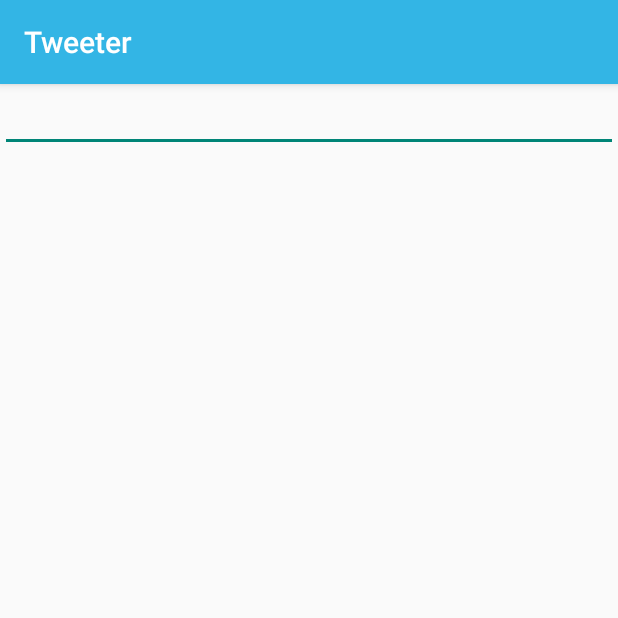
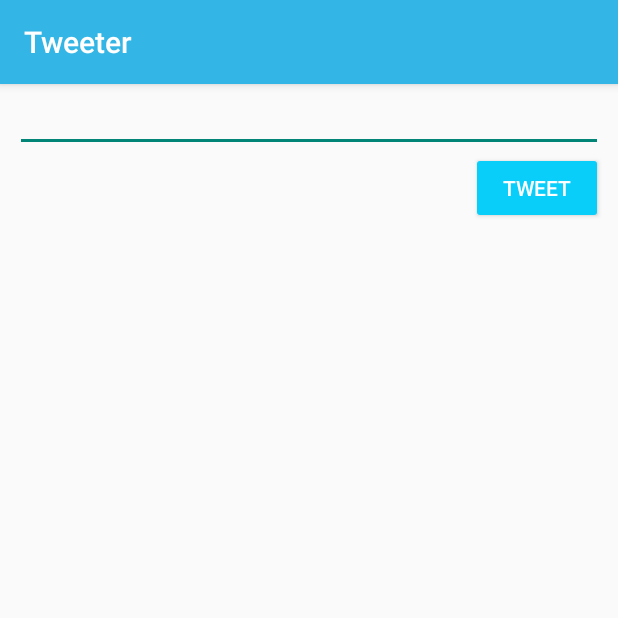
Before and after one commit to liangelali/MySimpleTwitter, an Android app: the ComposeActivity screen opened directly, with no data from a screen before it, on a phone screen of 412 x 824 dp, the top half of it. Run offline under Robolectric (Android 15) with nearby library versions, the phone set to English and light mode, and no system bars; libraries missing offline, so code that uses them is left out: com.loopj.android, com.raizlabs.android, cz.msebera.android, org.parceler; 1 statement that could not run was skipped.

```diff
--- a/app/build.gradle
+++ b/app/build.gradle
@@ -47,5 +47,7 @@ dependencies {
     compile 'com.android.support.constraint:constraint-layout:1.0.2'
     compile 'com.android.support:recyclerview-v7:25.3.1'
     compile 'jp.wasabeef:glide-transformations:2.0.2'
+    compile 'org.parceler:parceler-api:1.1.6'
+    annotationProcessor 'org.parceler:parceler:1.1.6'
     compile 'jp.co.cyberagent.android.gpuimage:gpuimage-library:1.4.1'
 }
--- a/app/src/main/java/com/codepath/apps/restclienttemplate/ComposeActivity.java
+++ b/app/src/main/java/com/codepath/apps/restclienttemplate/ComposeActivity.java
@@ -1,7 +1,23 @@
 package com.codepath.apps.restclienttemplate;
 
+import android.content.Intent;
 import android.os.Bundle;
 import android.support.v7.app.AppCompatActivity;
+import android.util.Log;
+import android.view.View;
+import android.widget.EditText;
+
+import com.codepath.apps.restclienttemplate.models.Tweet;
+import com.loopj.android.http.JsonHttpResponseHandler;
+
+import org.json.JSONArray;
+import org.json.JSONException;
+import org.json.JSONObject;
+import org.parceler.Parcels;
+
+import cz.msebera.android.httpclient.Header;
+
+import static com.codepath.apps.restclienttemplate.TwitterApp.getRestClient;
 
 public class ComposeActivity extends AppCompatActivity {
 
@@ -9,6 +25,75 @@ public class ComposeActivity extends AppCompatActivity {
     protected void onCreate(Bundle savedInstanceState) {
         super.onCreate(savedInstanceState);
         setContentView(R.layout.activity_compose);
-        TwitterClient client = TwitterApp.getRestClient();
+        TwitterClient client = getRestClient();
     }
+
+    public void createTweet(View view) {
+
+        TwitterClient client = getRestClient();
+        EditText et_simple = (EditText) findViewById(R.id.et_simple);
+        Intent data = new Intent();
+        data.putExtra("tweet", et_simple.getText().toString());
+        client.sendTweet(et_simple.getText().toString(), new JsonHttpResponseHandler() {
+
+            @Override
+            public void onSuccess(int statusCode, Header[] headers, JSONObject response)
+            {
+                try {
+                    Tweet tweet = Tweet.fromJSON(response);
+
+                    Intent intent = new Intent();
+                    intent.putExtra("tweet", Parcels.wrap(tweet));
+                    setResult(RESULT_OK, intent);
+                    finish();
+                }
+                catch (JSONException e) {
+                    e.printStackTrace();
+                }
+
+                Intent data = new Intent(ComposeActivity.this, TimelineActivity.class);
+
+                Log.d("TwitterClient", response.toString());
+            }
+
+            @Override
+            public void onFailure(int statusCode, Header[] headers, String responseString, Throwable throwable) {
+                Log.d("TwitterClient", responseString);
+                throwable.printStackTrace();
+            }
+
+            @Override
+            public void onFailure(int statusCode, Header[] headers, Throwable throwable, JSONObject errorResponse) {
+                Log.d("TwitterClient", errorResponse.toString());
+                throwable.printStackTrace();
+            }
+
+            @Override
+            public void onFailure(int statusCode, Header[] headers, Throwable throwable, JSONArray errorResponse) {
+                Log.d("TwitterClient", errorResponse.toString());
+                throwable.printStackTrace();            }
+        });
+    }
+
+    // REQUEST_CODE can be any value we like, used to determine the result type later
+    private final int REQUEST_CODE = 20;
+    // ComposeActivity, launching an activity for a result
+    public void onClick(View view) {
+        Intent i = new Intent(ComposeActivity.this, TimelineActivity.class);
+        i.putExtra("mode", 2); // pass arbitrary data to launched activity
+        startActivityForResult(i, REQUEST_CODE);
+    }
+
+    public void launchComposeView() {
+        // first parameter is the context, second is the class of the activity to launch
+        Intent i = new Intent(ComposeActivity.this, TimelineActivity.class);
+
+        // put "extras" into the bundle for access in the second activity
+        i.putExtra("username", "foobar");
+        i.putExtra("in_reply_to", "george");
+        i.putExtra("code", 400);
+
+        startActivity(i); // brings up the second activity
+    }
+
 }
--- a/app/src/main/java/com/codepath/apps/restclienttemplate/models/Tweet.java
+++ b/app/src/main/java/com/codepath/apps/restclienttemplate/models/Tweet.java
@@ -2,11 +2,13 @@ package com.codepath.apps.restclienttemplate.models;
 
 import org.json.JSONException;
 import org.json.JSONObject;
+import org.parceler.Parcel;
 
 /**
  * Created by liangelali on 6/26/17.
  */
 
+@Parcel
 public class Tweet {
 
     // list out the attributes
--- a/app/src/main/java/com/codepath/apps/restclienttemplate/models/User.java
+++ b/app/src/main/java/com/codepath/apps/restclienttemplate/models/User.java
@@ -2,11 +2,13 @@ package com.codepath.apps.restclienttemplate.models;
 
 import org.json.JSONException;
 import org.json.JSONObject;
+import org.parceler.Parcel;
 
 /**
  * Created by liangelali on 6/26/17.
  */
 
+@Parcel
 public class User {
     // list the attributes
     public String name;
--- a/app/src/main/res/layout/activity_compose.xml
+++ b/app/src/main/res/layout/activity_compose.xml
@@ -8,8 +8,21 @@
 
     <EditText
         android:id="@+id/et_simple"
+        android:layout_width="match_parent"
         android:layout_height="wrap_content"
-        android:layout_width="match_parent">
-    </EditText>
+        android:layout_marginEnd="10dp"
+        android:layout_marginStart="10dp"></EditText>
+
+    <Button
+        android:id="@+id/tweet_button"
+        android:layout_width="wrap_content"
+        android:layout_height="wrap_content"
+        android:layout_alignEnd="@+id/et_simple"
+        android:layout_below="@+id/et_simple"
+        android:backgroundTint="#09cefa"
+        android:text="tweet"
+        android:onClick="createTweet"
+        android:textColor="#ffffff"
+        android:textColorLink="#ffffff" />
 
 </RelativeLayout>
```
Also changed, not shown: app/src/main/java/com/codepath/apps/restclienttemplate/TimelineActivity.java (+37 -0 lines), app/src/main/java/com/codepath/apps/restclienttemplate/TwitterClient.java (+12 -2 lines).
